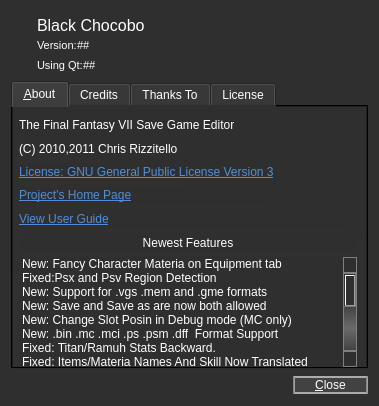
The window that about.ui (sithlord48/blackchocobo) describes before a commit, drawn with Qt 5.
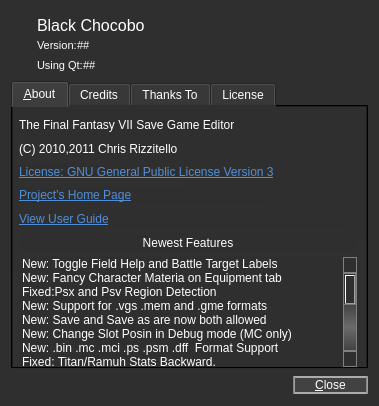
The same window after the commit. Icons and pictures are not drawn.

Commit message: added checkboxes for battle lables and field help toggles updated translations. added tut_sub checkboxes for each bit

What changed in the file:
```diff
--- a/about.ui
+++ b/about.ui
@@ -431,6 +431,11 @@
          <property name="selectionMode">
           <enum>QAbstractItemView::NoSelection</enum>
          </property>
+         <item>
+          <property name="text">
+           <string>New: Toggle Field Help and Battle Target Labels</string>
+          </property>
+         </item>
          <item>
           <property name="text">
            <string>New: Fancy Character Materia on Equipment tab</string>
```
The commit also changes 8 other files.
